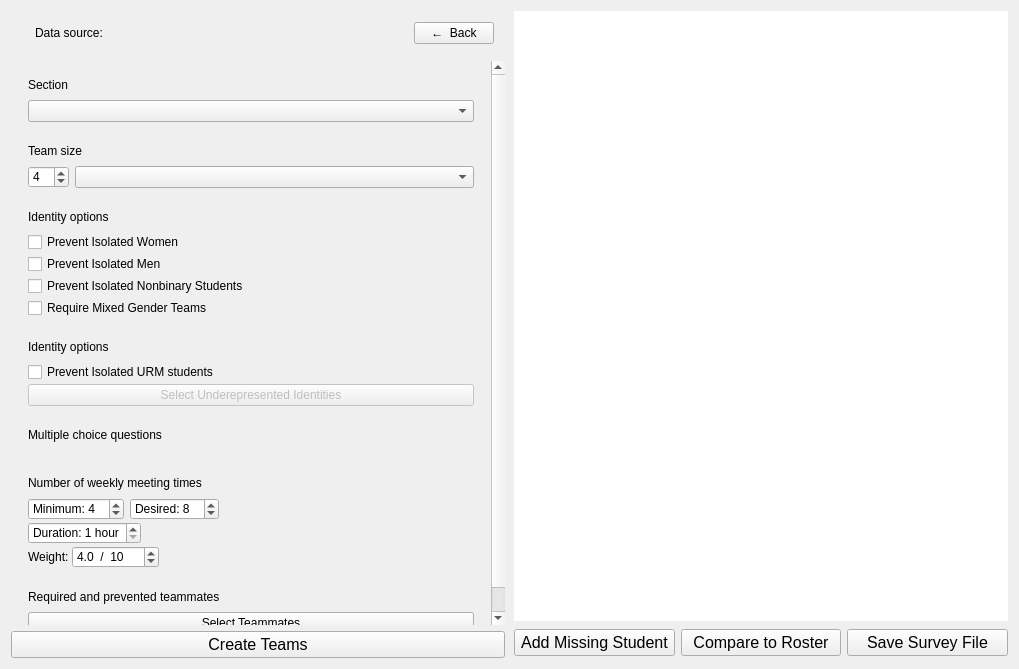
gruepr/gruepr, file gruepr.ui: the form before one commit.
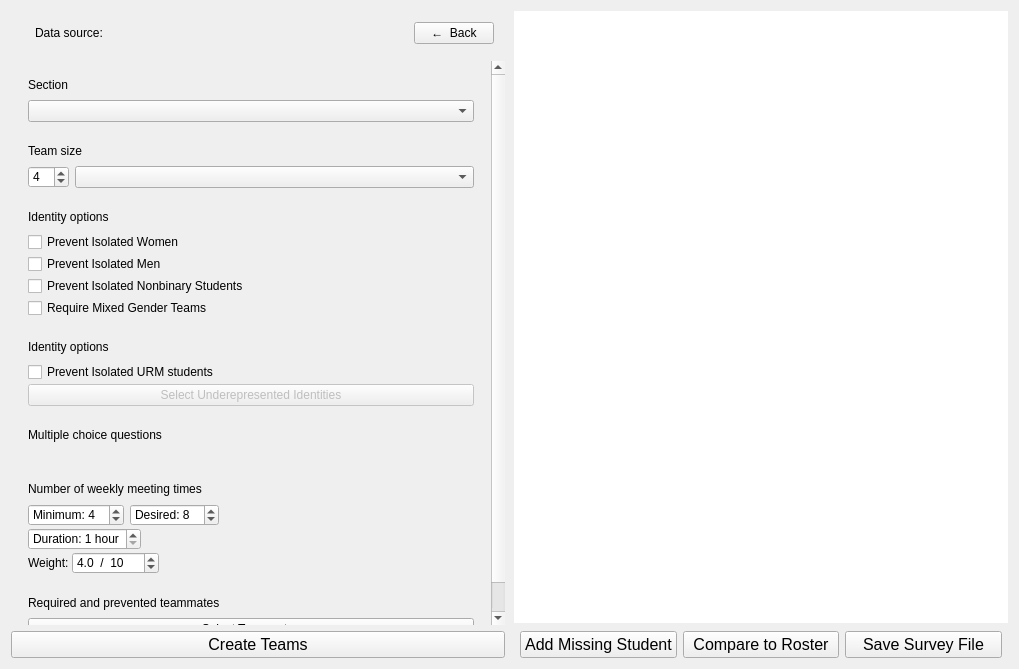
The form after the commit. Icons and pictures are not drawn. Custom widgets are drawn as their Qt base class.

```diff
--- a/gruepr.ui
+++ b/gruepr.ui
@@ -58,8 +58,8 @@
           <rect>
            <x>0</x>
            <y>0</y>
-           <width>463</width>
-           <height>638</height>
+           <width>477</width>
+           <height>650</height>
           </rect>
          </property>
          <property name="sizePolicy">
@@ -470,10 +470,13 @@
                <property name="orientation">
                 <enum>Qt::Vertical</enum>
                </property>
+               <property name="sizeType">
+                <enum>QSizePolicy::Fixed</enum>
+               </property>
                <property name="sizeHint" stdset="0">
                 <size>
                  <width>20</width>
-                 <height>0</height>
+                 <height>6</height>
                 </size>
                </property>
               </spacer>
@@ -494,6 +497,19 @@
                </property>
               </widget>
              </item>
+             <item>
+              <spacer name="stretch">
+               <property name="orientation">
+                <enum>Qt::Vertical</enum>
+               </property>
+               <property name="sizeHint" stdset="0">
+                <size>
+                 <width>20</width>
+                 <height>0</height>
+                </size>
+               </property>
+              </spacer>
+             </item>
             </layout>
            </widget>
           </item>
@@ -862,16 +878,13 @@
           <item>
            <layout class="QHBoxLayout" name="addStudentLayout">
             <property name="leftMargin">
-             <number>0</number>
+             <number>6</number>
             </property>
             <property name="topMargin">
              <number>2</number>
             </property>
             <property name="rightMargin">
-             <number>0</number>
-            </property>
-            <property name="bottomMargin">
-             <number>2</number>
+             <number>6</number>
             </property>
             <item>
              <widget class="QPushButton" name="addStudentPushButton">
@@ -896,12 +909,6 @@
                <iconset resource="gruepr.qrc">
                 <normaloff>:/icons_new/add.png</normaloff>:/icons_new/add.png</iconset>
               </property>
-              <property name="iconSize">
-               <size>
-                <width>24</width>
-                <height>24</height>
-               </size>
-              </property>
              </widget>
             </item>
             <item>
@@ -927,12 +934,6 @@
                <iconset resource="gruepr.qrc">
                 <normaloff>:/icons_new/list_file.png</normaloff>:/icons_new/list_file.png</iconset>
               </property>
-              <property name="iconSize">
-               <size>
-                <width>24</width>
-                <height>24</height>
-               </size>
-              </property>
              </widget>
             </item>
             <item>
@@ -958,12 +959,6 @@
                <iconset resource="gruepr.qrc">
                 <normaloff>:/icons_new/edit_document.png</normaloff>:/icons_new/edit_document.png</iconset>
               </property>
-              <property name="iconSize">
-               <size>
-                <width>24</width>
-                <height>24</height>
-               </size>
-              </property>
              </widget>
             </item>
            </layout>
```
Left out of the diff: 43 changed lines with no effect on the pictures.
